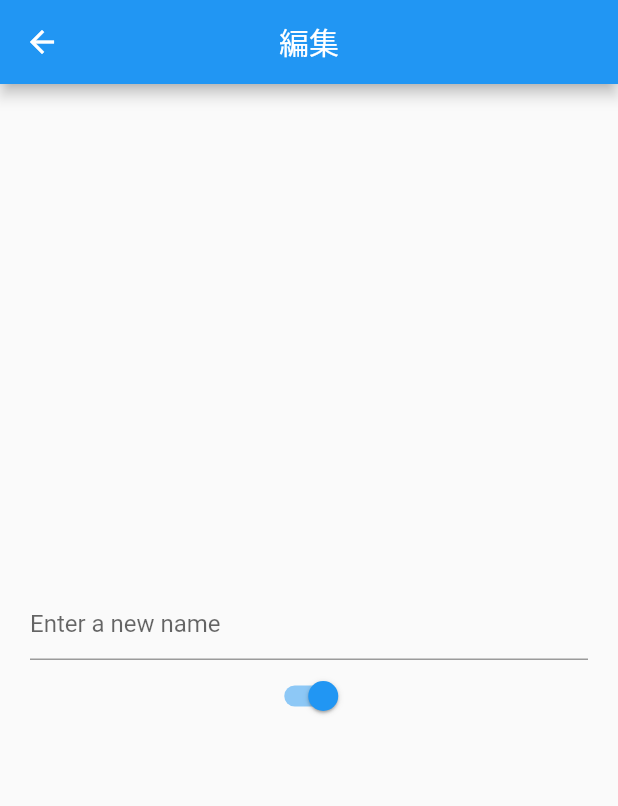
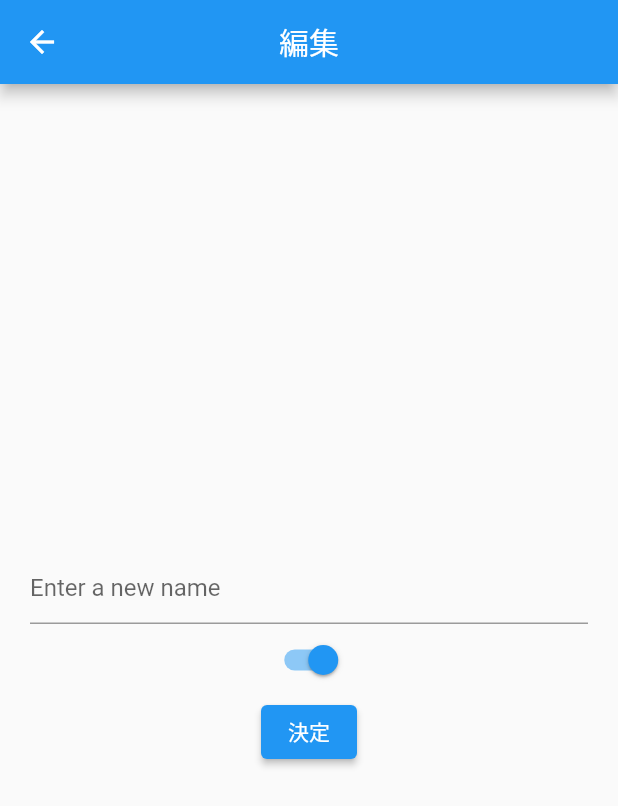
Before and after one commit to Yamasaki-pan961/look_teacher, a Flutter app: the EditTeacherProfile screen opened directly with empty values, on a phone screen of 412 x 824 dp. Shown: the top 806 px of the screen. Run offline on Flutter 3.47's test engine with Material 2 defaults, Android fonts, the phone set to English and light mode, and no system bars; our stand-ins replace awesome_notifications, cloud_firestore, email_validator, firebase_auth, firebase_core, flutter_blue and 4 more; accounts and stored records are empty.

Commit message:
決定ボタンを追加した

```diff
--- a/lib/screen/edit_teacher_profile.dart
+++ b/lib/screen/edit_teacher_profile.dart
@@ -1,12 +1,13 @@
 import 'package:flutter/material.dart';
 import 'package:flutter_hooks/flutter_hooks.dart';
+import 'package:look_teacher/api/teacher/edit_teacher_profile.dart';
 import 'package:look_teacher/models/teacher_user_model.dart';
 
-class EditTeacherProfile extends HookWidget{
-  const EditTeacherProfile({Key? key,required this.teacher}) : super(key: key);
+class EditTeacherProfile extends HookWidget {
+  const EditTeacherProfile({Key? key, required this.teacher}) : super(key: key);
   final TeacherUserModel teacher;
 
-   @override
+  @override
   Widget build(BuildContext context) {
     final inputState = useState<String>('');
     final isBluetoothState = useState<bool>(teacher.isEnableBluetooth);
@@ -17,23 +18,30 @@ class EditTeacherProfile extends HookWidget{
         centerTitle: true,
       ),
       body: Padding(
-        padding:const EdgeInsets.all(20),
+        padding: const EdgeInsets.all(20),
         child: Center(
-          child:
-          Column(mainAxisSize: MainAxisSize.min, children: <Widget>[
-            TextField(onChanged:(value) {
+            child: Column(mainAxisSize: MainAxisSize.min, children: <Widget>[
+          TextField(
+            onChanged: (value) {
               inputState.value = value;
             },
-              decoration: const InputDecoration(
-                hintText: 'Enter a new name'
-              ),
-            ),
-
-            Switch(onChanged: (bool value) { isBluetoothState.value = value;}, value: isBluetoothState.value,
-            ),
-
-
-          ])),
+            decoration: const InputDecoration(hintText: 'Enter a new name'),
+          ),
+          Switch(
+            onChanged: (bool value) {
+              isBluetoothState.value = value;
+            },
+            value: isBluetoothState.value,
+          ),
+          ElevatedButton(
+              onPressed: () {
+                editTeacherProfile(
+                    newTeacherProfile: teacher.copyWith(
+                        name: inputState.value,
+                        isEnableBluetooth: isBluetoothState.value));
+              },
+              child: const Text('決定'))
+        ])),
       ),
     );
   }
```
